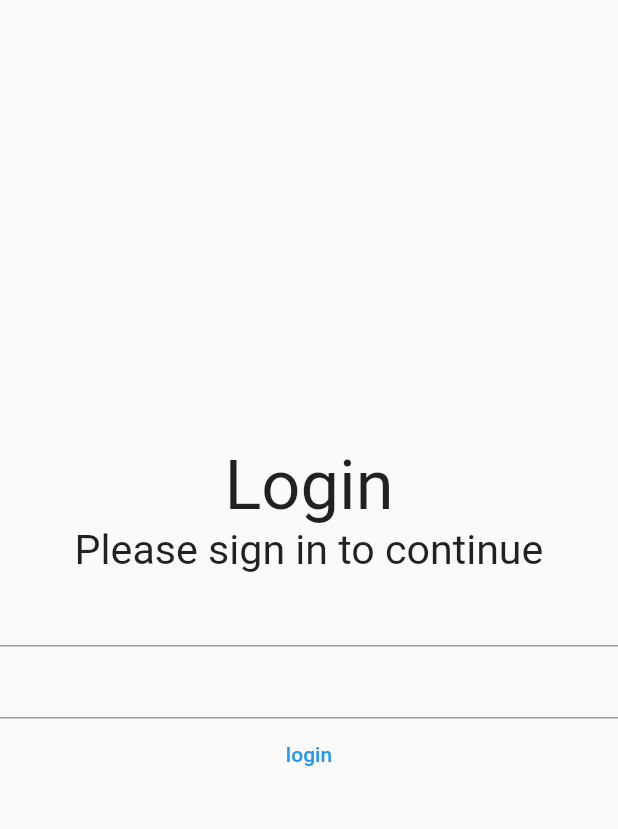
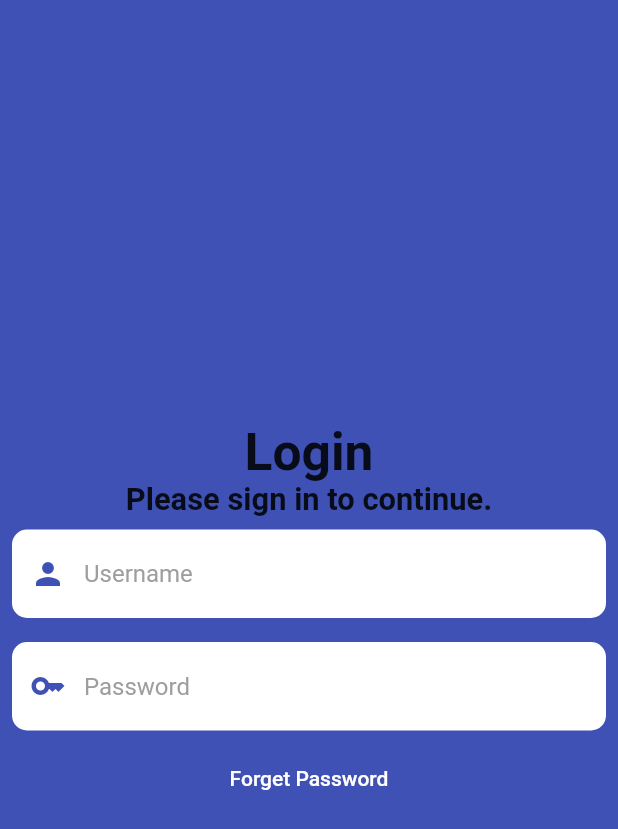
Before and after one commit to arunazhaguraja/phr, a Flutter app: the screen it shows after launch, on a phone screen of 412 x 824 dp. Shown: the top 829 px of the screen. Run offline on Flutter 3.47's test engine with Material 2 defaults, Android fonts, the phone set to English and light mode, and no system bars; Roboto replaces fonts that are missing (WorkSansLight).

Commit message:
login page

```diff
--- a/lib/screens/login.dart
+++ b/lib/screens/login.dart
@@ -11,15 +11,56 @@ class Login extends StatelessWidget {
 
 
     return Scaffold(
+      backgroundColor: Colors.indigo,
       body: Column(
         mainAxisAlignment: MainAxisAlignment.center,
         crossAxisAlignment: CrossAxisAlignment.center,
         children: [
-          Text("Login",style: TextStyle(fontSize:width/9 ),),
-          Text("Please sign in to continue",style: TextStyle(fontSize:width/15),),
-          TextFormField(),
-          TextFormField(),
-          TextButton(onPressed: (){}, child: Text("login"),)
+          Text("Login",style: TextStyle(fontSize:width/12,fontWeight: FontWeight.bold),),
+          Text("Please sign in to continue.",style: TextStyle(fontSize:width/20,fontWeight: FontWeight.bold),),
+          Padding(
+            padding: const EdgeInsets.all(8.0),
+            child: TextFormField(
+              decoration: const InputDecoration(
+                  prefixIcon: Icon(
+                    Icons.person,
+                    color: Colors.indigo,
+                  ),
+                  border: OutlineInputBorder(
+                    borderRadius: BorderRadius.all(Radius.circular(10.0)),
+                    borderSide: BorderSide.none,
+                  ),
+
+                  hintStyle: TextStyle(color: Colors.grey,fontFamily: "WorkSansLight"),
+                  filled: true,
+                  fillColor: Colors.white,
+                  hintText: 'Username'),
+            ),
+          ),
+
+
+          Padding(
+            padding: const EdgeInsets.all(8.0),
+            child: TextFormField(
+              decoration: const InputDecoration(
+                  prefixIcon: Icon(
+                    Icons.key,
+                    color: Colors.indigo,
+                  ),
+                  border: OutlineInputBorder(
+                    borderRadius: BorderRadius.all(Radius.circular(10.0)),
+                    borderSide: BorderSide.none,
+                  ),
+
+                  hintStyle: TextStyle(color: Colors.grey,fontFamily: "WorkSansLight"),
+                  filled: true,
+                  fillColor: Colors.white,
+                  hintText: 'Password'),
+            ),
+          ),
+
+
+          TextButton(onPressed: (){}, child: Text("Forget Password",style: TextStyle(color: Colors.white),),)
 
 
 
```
